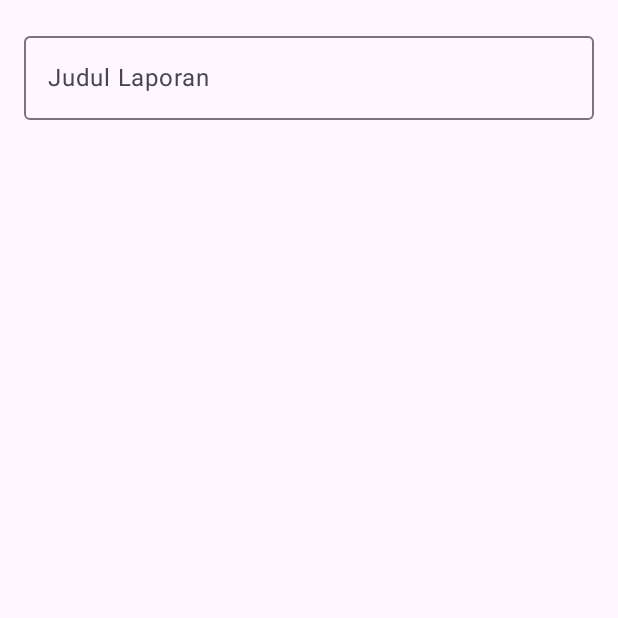
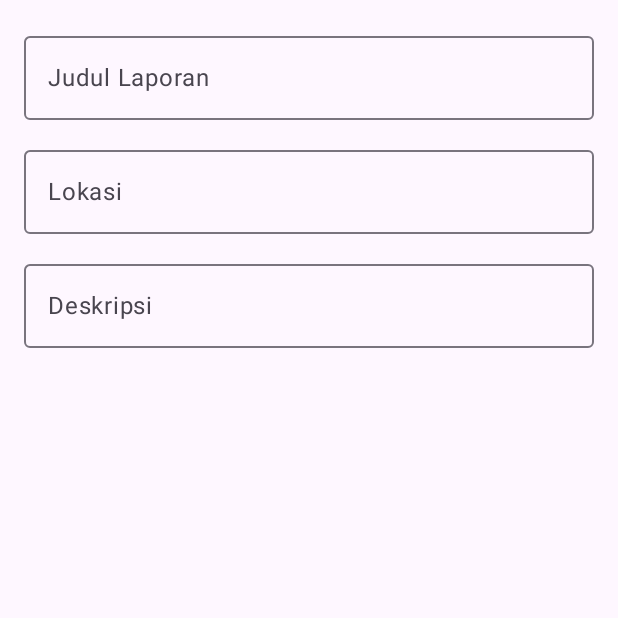
Before and after one commit to roykurniawan024/Praktikum-PAM-RA, an Android app built with Jetpack Compose: the composable FormLaporan shown on its own in the app's theme, on a phone screen of 412 x 824 dp, the top half of it. Run offline under Robolectric (Android 15) with nearby library versions, the phone set to English and light mode, and no system bars; 1 statement that could not run was skipped.

Commit message:
Menulis ulang state FormLaporan dengan tiga gaya penulisan

```diff
--- a/PRAKTIKUM3_124140024/shared/src/commonMain/kotlin/com/example/praktikum2_124140024/ui/FormLaporan.kt
+++ b/PRAKTIKUM3_124140024/shared/src/commonMain/kotlin/com/example/praktikum2_124140024/ui/FormLaporan.kt
@@ -1,5 +1,6 @@
 package com.example.praktikum2_124140024.ui
 
+import androidx.compose.foundation.layout.Arrangement
 import androidx.compose.foundation.layout.Column
 import androidx.compose.foundation.layout.fillMaxWidth
 import androidx.compose.foundation.layout.padding
@@ -15,13 +16,30 @@ import androidx.compose.ui.unit.dp
 
 @Composable
 fun FormLaporan() {
-    var judul by rememberSaveable { mutableStateOf("") }
+    val judul = rememberSaveable { mutableStateOf("") }
+    var lokasi by rememberSaveable { mutableStateOf("") }
+    val (deskripsi, setDeskripsi) = rememberSaveable { mutableStateOf("") }
 
-    Column(modifier = Modifier.padding(16.dp)) {
+    Column(
+        modifier = Modifier.padding(16.dp),
+        verticalArrangement = Arrangement.spacedBy(12.dp)
+    ) {
         OutlinedTextField(
-            value = judul,
-            onValueChange = { judul = it },
+            value = judul.value,
+            onValueChange = { judul.value = it },
             label = { Text("Judul Laporan") },
+            modifier = Modifier.fillMaxWidth()
+        )
+        OutlinedTextField(
+            value = lokasi,
+            onValueChange = { lokasi = it },
+            label = { Text("Lokasi") },
+            modifier = Modifier.fillMaxWidth()
+        )
+        OutlinedTextField(
+            value = deskripsi,
+            onValueChange = setDeskripsi,
+            label = { Text("Deskripsi") },
             modifier = Modifier.fillMaxWidth()
         )
     }
```
